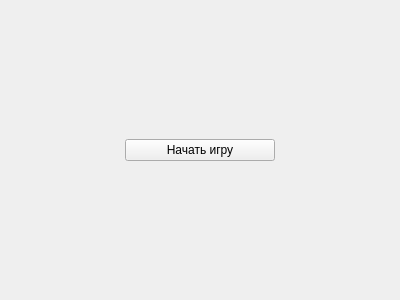
First picture: the form in mvp/scene.ui, repository Valerii3/Agar.IQ, before the edit.
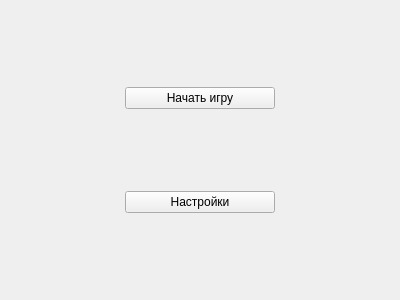
Second picture: the form after the edit.

Commit message: questions, settings

What changed in the file:
```diff
--- a/mvp/scene.ui
+++ b/mvp/scene.ui
@@ -27,6 +27,13 @@
      </property>
     </widget>
    </item>
+   <item row="1" column="0">
+    <widget class="QPushButton" name="settingsButton">
+     <property name="text">
+      <string>Настройки</string>
+     </property>
+    </widget>
+   </item>
   </layout>
  </widget>
  <resources/>
```
The commit also changes 26 other files.
